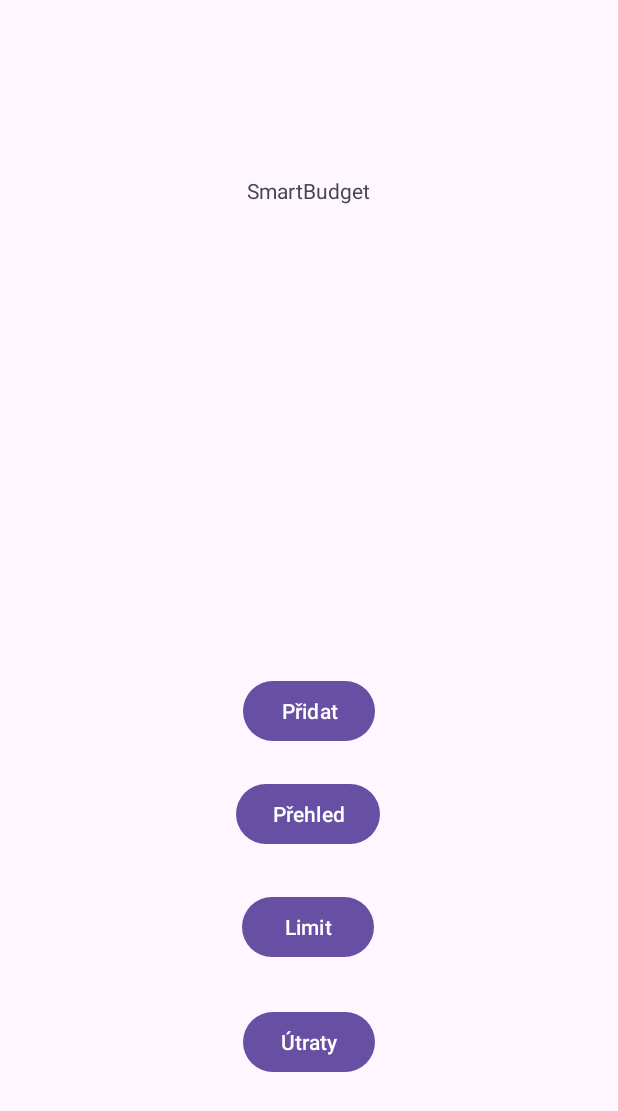
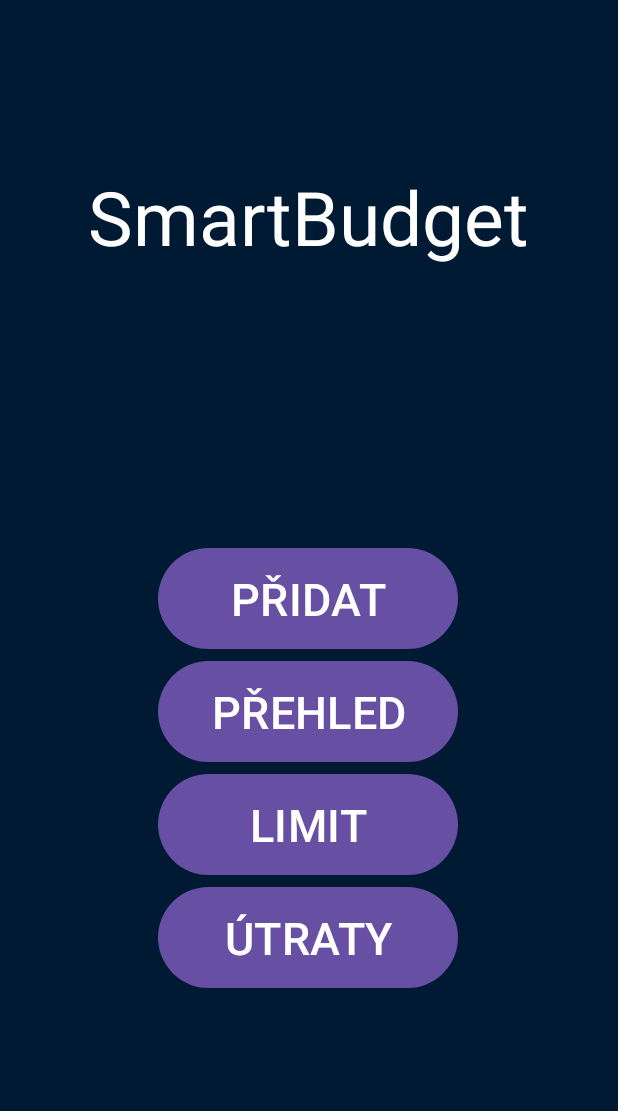
Before and after one commit to lukas-havlicek-krizik/SmartBudget, an Android app: the screen it shows after launch (MainActivity), on a phone screen of 412 x 824 dp. Shown: the top 1111 px of the screen. Run offline under Robolectric (Android 15) with nearby library versions, the phone set to English and light mode, and no system bars.

Commit message:
Main screen - design changes.

```diff
--- a/app/src/main/res/layout/activity_main.xml
+++ b/app/src/main/res/layout/activity_main.xml
@@ -3,6 +3,7 @@
     xmlns:app="http://schemas.android.com/apk/res-auto"
     xmlns:tools="http://schemas.android.com/tools"
     android:id="@+id/main"
+    android:background="@color/tmaveModra"
     android:layout_width="match_parent"
     android:layout_height="match_parent"
     tools:context=".MainActivity">
@@ -12,6 +13,8 @@
         android:layout_width="wrap_content"
         android:layout_height="wrap_content"
         android:text="SmartBudget"
+        android:textSize="50dp"
+        android:textColor="@color/white"
         app:layout_constraintBottom_toBottomOf="parent"
         app:layout_constraintEnd_toEndOf="parent"
         app:layout_constraintHorizontal_bias="0.498"
@@ -21,54 +24,58 @@
 
     <Button
         android:id="@+id/btnAddNew"
-        android:layout_width="wrap_content"
-        android:layout_height="wrap_content"
+        android:layout_width="200dp"
+        android:layout_height="75dp"
         android:onClick="changeScreen"
-        android:text="Přidat"
+        android:text="PŘIDAT"
+        android:textSize="30dp"
         app:layout_constraintBottom_toBottomOf="parent"
         app:layout_constraintEnd_toEndOf="parent"
-        app:layout_constraintHorizontal_bias="0.5"
+        app:layout_constraintHorizontal_bias="0.497"
         app:layout_constraintStart_toStartOf="parent"
         app:layout_constraintTop_toTopOf="parent"
-        app:layout_constraintVertical_bias="0.58" />
+        app:layout_constraintVertical_bias="0.483" />
 
     <Button
         android:id="@+id/btnLimits"
-        android:layout_width="wrap_content"
-        android:layout_height="wrap_content"
-        android:text="Limit"
+        android:layout_width="200dp"
+        android:layout_height="75dp"
+        android:text="LIMIT"
+        android:textSize="30dp"
         android:onClick="changeScreen"
         app:layout_constraintBottom_toBottomOf="parent"
         app:layout_constraintEnd_toEndOf="parent"
         app:layout_constraintHorizontal_bias="0.498"
         app:layout_constraintStart_toStartOf="parent"
         app:layout_constraintTop_toBottomOf="@+id/btnOverview"
-        app:layout_constraintVertical_bias="0.132" />
+        app:layout_constraintVertical_bias="0" />
 
     <Button
         android:id="@+id/btnSpendings"
-        android:layout_width="wrap_content"
-        android:layout_height="wrap_content"
-        android:text="Útraty"
+        android:layout_width="200dp"
+        android:layout_height="75dp"
         android:onClick="changeScreen"
+        android:text="ÚTRATY"
+        android:textSize="30dp"
         app:layout_constraintBottom_toBottomOf="parent"
         app:layout_constraintEnd_toEndOf="parent"
-        app:layout_constraintHorizontal_bias="0.5"
+        app:layout_constraintHorizontal_bias="0.497"
         app:layout_constraintStart_toStartOf="parent"
         app:layout_constraintTop_toBottomOf="@+id/btnLimits"
-        app:layout_constraintVertical_bias="0.216" />
+        app:layout_constraintVertical_bias="0" />
 
     <Button
         android:id="@+id/btnOverview"
-        android:layout_width="wrap_content"
-        android:layout_height="wrap_content"
+        android:layout_width="200dp"
+        android:layout_height="75dp"
         android:onClick="changeScreen"
-        android:text="Přehled"
+        android:textSize="30dp"
+        android:text="PŘEHLED"
         app:layout_constraintBottom_toBottomOf="parent"
         app:layout_constraintEnd_toEndOf="parent"
         app:layout_constraintHorizontal_bias="0.498"
         app:layout_constraintStart_toStartOf="parent"
         app:layout_constraintTop_toBottomOf="@+id/btnAddNew"
-        app:layout_constraintVertical_bias="0.075" />
+        app:layout_constraintVertical_bias="0" />
 
 </androidx.constraintlayout.widget.ConstraintLayout>
--- a/app/src/main/res/values/colors.xml
+++ b/app/src/main/res/values/colors.xml
@@ -2,4 +2,5 @@
 <resources>
     <color name="black">#FF000000</color>
     <color name="white">#FFFFFFFF</color>
+    <color name="tmaveModra">#001A33</color>
 </resources>
```
